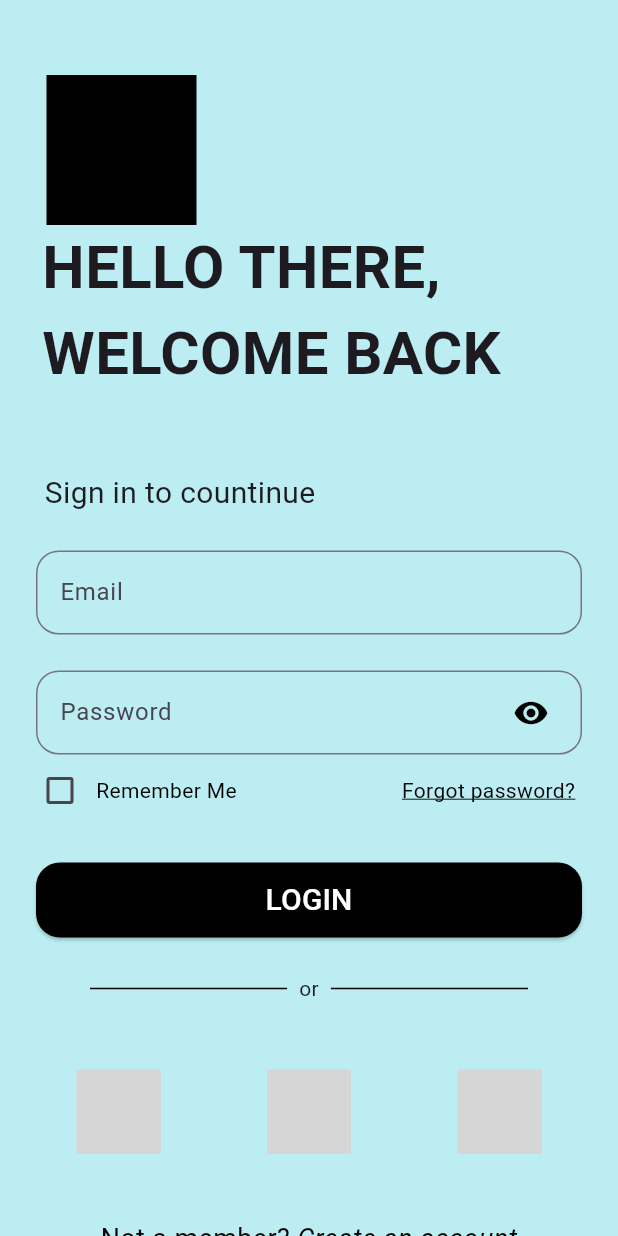
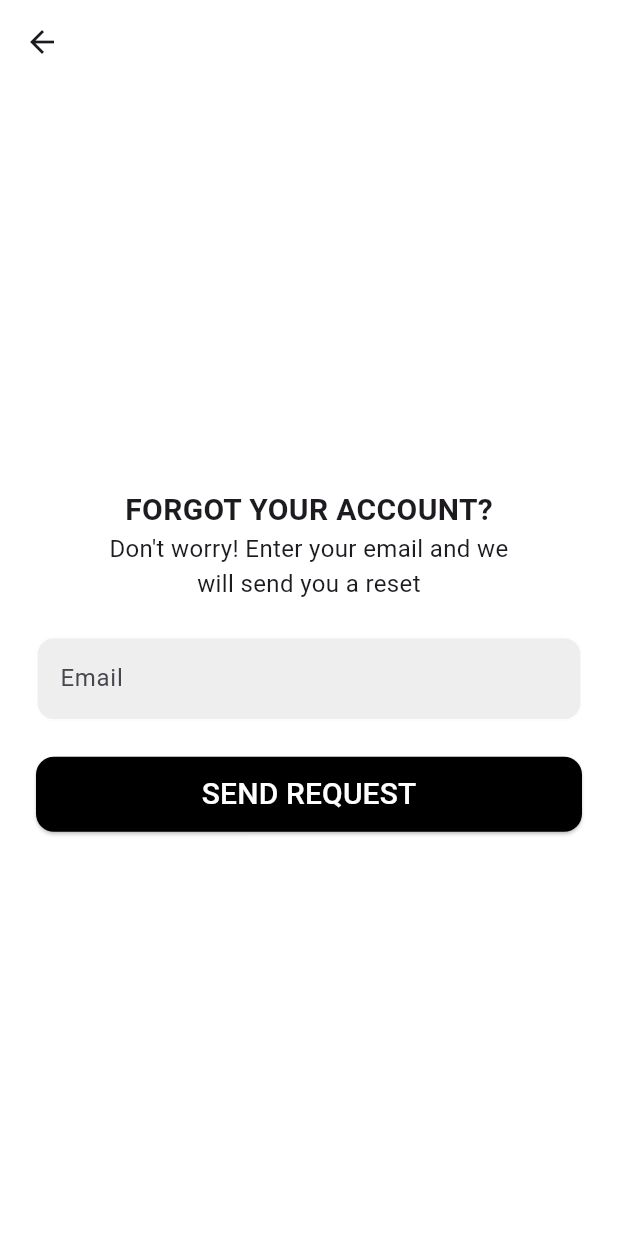
Before and after one commit to chilongnee/final_flutter, a Flutter app: the screen it shows after launch, after a tap on "Forgot password?", on a phone screen of 412 x 824 dp. Run offline on Flutter 3.47's test engine with Material 3 defaults, Android fonts, the phone set to English and light mode, and no system bars; drawn by our look-alikes of flutter_social_button; our stand-ins replace cloud_firestore, firebase_auth, firebase_core, firebase_storage, image_picker; accounts and stored records are empty; grey boxes are pictures that could not be loaded.

Commit message:
reset password + login state

```diff
--- a/final_flutter/lib/main.dart
+++ b/final_flutter/lib/main.dart
@@ -1,3 +1,4 @@
+import 'package:firebase_auth/firebase_auth.dart';
 import 'package:flutter/material.dart';
 import 'home.dart';
 
@@ -18,24 +19,37 @@ void main() async {
       projectId: "final-flutter-80ee0",
     ),
   );
-  runApp(const MyApp());
+  runApp(MyApp());
 }
 
-class DefaultFirebaseOptions {}
-
 class MyApp extends StatelessWidget {
-  const MyApp({super.key});
-
   @override
   Widget build(BuildContext context) {
-    return MaterialApp(
+    return
+       MaterialApp(
         title: 'Flutter Demo',
         theme: ThemeData(
           primarySwatch: Colors.blue,
           visualDensity: VisualDensity.adaptivePlatformDensity,
         ),
-      home: const Login(),
+        home: AuthWidget(), // Use AuthWidget instead of Login directly
         debugShowCheckedModeBanner: false,
+
     );
   }
 }
+
+class AuthWidget extends StatelessWidget {
+  @override
+  Widget build(BuildContext context) {
+  User? firebaseUser = FirebaseAuth.instance.currentUser;
+  Widget firstWidget;
+
+  if (firebaseUser != null) {
+    firstWidget = Home();
+  } else {
+    firstWidget = Login();
+  }
+    return firstWidget;
+  }
+}
--- /dev/null
+++ b/final_flutter/lib/screens/login/forgot_password.dart
@@ -0,0 +1,165 @@
+// ignore_for_file: prefer_const_constructors
+
+import 'package:flutter/material.dart';
+// SCREEN
+import 'package:final_flutter/home.dart';
+import 'package:final_flutter/screens/login/register_sreen.dart';
+// Button
+import 'package:flutter_social_button/flutter_social_button.dart';
+// FIREBASE
+import 'package:firebase_auth/firebase_auth.dart';
+import 'firebase_auth_service.dart';
+
+
+class ForgotPassword extends StatefulWidget {
+  const ForgotPassword({super.key});
+
+  @override
+  _LoginState createState() => _LoginState();
+}
+
+class _LoginState extends State<ForgotPassword> {
+  final FirebaseAuthService _auth = FirebaseAuthService();
+
+  final _emailController = TextEditingController();
+  final _formKey = GlobalKey<FormState>();
+
+  bool _isSigning = false;
+  final FocusNode _focusNode = FocusNode();
+  final FocusNode _focusNode2 = FocusNode();
+
+  Future<void> _forgotPassword() async {
+  try {
+    await FirebaseAuth.instance.sendPasswordResetEmail(email: _emailController.text.trim());
+    showDialog(
+      context: context,
+      builder: (context) {
+        return AlertDialog(
+          content: Text('Password reset link sent! Check your email'),
+        );
+      }
+    ).then((_) {
+      // Sau khi hiển thị hộp thoại, quay lại màn hình trước đó (Login)
+      Navigator.pop(context);
+    });
+  } on FirebaseAuthException catch (e) {
+    print(e);
+    showDialog(
+      context: context,
+      builder: (context) {
+        return AlertDialog(
+          content: Text(e.message.toString()),
+        );
+      }
+    );
+  }
+
+  _formKey.currentState!.validate();
+}
+
+
+  @override
+  Widget build(BuildContext context) {
+    return Scaffold(
+      appBar: AppBar(
+        backgroundColor: Colors.transparent,
+      ),
+      backgroundColor:  Colors.white,
+      body: Center(
+        child: SingleChildScrollView(
+          child: Column(
+            mainAxisAlignment: MainAxisAlignment.start,
+            children: <Widget>[
+              Center(
+                child: Text(
+                  'FORGOT YOUR ACCOUNT?',
+                  style: TextStyle(
+                    fontSize: 20,
+                    fontWeight: FontWeight.bold,
+                  ),
+                ),
+              ),
+              Center(
+                child: Padding(
+                  padding: const EdgeInsets.only(right: 64.0,left: 64),
+                  child: Text(
+                    'Don\'t worry! Enter your email and we will send you a reset',
+                    style: TextStyle(
+                      fontSize: 16,
+                    ),
+                    textAlign: TextAlign.center,
+                  ),
+                ),
+              ),
+
+              Form(
+                key: _formKey,
+                child: Column(
+                  children: [
+                    Padding(
+                      padding: const EdgeInsets.all(24.0),
+                      child: TextFormField(
+                        controller: _emailController,
+                        keyboardType: TextInputType.emailAddress,
+                        textInputAction: TextInputAction.done,
+                        decoration: InputDecoration(
+                          enabledBorder: OutlineInputBorder(
+                            borderRadius: BorderRadius.circular(12),
+                            borderSide:BorderSide(color: Colors.white)
+                          ),
+                          focusedBorder: OutlineInputBorder(
+                            borderRadius: BorderRadius.circular(12),
+                            borderSide:BorderSide(color: Colors.deepPurple)
+                          ),
+                          hintText: 'Email',
+                          fillColor: Colors.grey[200],
+                          filled: true
+                        ),
+                        validator: (String? value) {
+                          final RegExp emailRegExp =
+                              RegExp(r'^[^@]+@[^@]+\.[^@]+$');
+                          if (!emailRegExp.hasMatch(value ?? '')) {
+                            _focusNode.requestFocus();
+                            return 'Email is not in the correct format';
+                          }
+                          return null;
+                        },
+                      ),
+                    ),
+
+
+                    Padding(
+                      padding: const EdgeInsets.only(left: 24.0, right: 24.0),
+                      child: ElevatedButton(
+                        onPressed: _forgotPassword,
+                        style: ElevatedButton.styleFrom(
+                          backgroundColor: Colors.black,
+                          minimumSize: const Size(double.infinity, 50),
+                          shape: RoundedRectangleBorder(
+                            borderRadius:
+                                BorderRadius.circular(12), // border radius
+                          ),
+                        ),
+                        child: _isSigning
+                            ? const CircularProgressIndicator(
+                                color: Colors.white,
+                              )
+                            : const Text(
+                                'SEND REQUEST',
+                                style: TextStyle(
+                                    color: Colors.white, fontSize: 20),
+                              ),
+                      ),
+                    ),
+
+
+                  ],
+                ),
+              ),
+            ],
+          ),
+        ),
+      ),
+    );
+  }
+}
--- a/final_flutter/lib/screens/login/login_screen.dart
+++ b/final_flutter/lib/screens/login/login_screen.dart
@@ -1,3 +1,4 @@
+import 'package:final_flutter/screens/login/forgot_password.dart';
 import 'package:flutter/material.dart';
 // SCREEN
 import 'package:final_flutter/home.dart';
@@ -7,6 +8,7 @@ import 'package:flutter_social_button/flutter_social_button.dart';
 // FIREBASE
 import 'package:firebase_auth/firebase_auth.dart';
 import 'firebase_auth_service.dart';
+
 
 class Login extends StatefulWidget {
   const Login({super.key});
@@ -31,6 +33,7 @@ class _LoginState extends State<Login> {
     setState(() {
       _isSigning = true;
     });
+    _formKey.currentState!.validate();
     String email = _emailController.text;
     String password = _passwordController.text;
 
@@ -55,20 +58,31 @@ class _LoginState extends State<Login> {
   @override
   Widget build(BuildContext context) {
     return Scaffold(
-      backgroundColor: const Color.fromRGBO(187, 237, 242, 1),
+      backgroundColor: Colors.grey[200],
       body: Center(
         child: SingleChildScrollView(
           child: Column(
             mainAxisAlignment: MainAxisAlignment.start,
             children: <Widget>[
               Container(
-                color: Colors.black,
                 width: 100,
                 height: 100,
                 margin: const EdgeInsets.only(
                   top: 50,
                   right: 250,
                 ),
+                decoration: BoxDecoration(
+                  borderRadius: BorderRadius.circular(50),
+                  color: Colors.grey[300],
+                ),
+                child: ClipRRect(
+                  borderRadius: BorderRadius.circular(50),
+                  child: Image.asset(
+                    'assets/LHT2.png',
+                    fit: BoxFit.cover,
+                  ),
+                ),
+                // child: Image.asset('assets/LHT2.png'),
               ),
               Container(
                 margin: const EdgeInsets.only(
@@ -83,7 +97,7 @@ class _LoginState extends State<Login> {
                 ),
               ),
               Container(
-                margin: const EdgeInsets.only(right: 172, top: 50),
+                margin: const EdgeInsets.only(right: 172, top: 20),
                 child: const Text(
                   'Sign in to countinue',
                   style: TextStyle(
@@ -103,21 +117,17 @@ class _LoginState extends State<Login> {
                         keyboardType: TextInputType.emailAddress,
                         textInputAction: TextInputAction.next,
                         decoration: InputDecoration(
-                          border: OutlineInputBorder(
-                            borderRadius: BorderRadius.circular(15.0),
-                            borderSide: const BorderSide(
-                              color: Colors.black,
-                              width: 1.0,
-                            ),
+                          enabledBorder: OutlineInputBorder(
+                            borderRadius: BorderRadius.circular(12),
+                            borderSide:BorderSide(color: Colors.white)
+                          ),
+                          focusedBorder: OutlineInputBorder(
+                            borderRadius: BorderRadius.circular(12),
+                            borderSide:BorderSide(color: Colors.deepPurple)
                           ),
                           hintText: 'Email',
-                          focusedBorder: OutlineInputBorder(
-                            borderRadius: BorderRadius.circular(15.0),
-                            borderSide: const BorderSide(
-                              color: Colors.blue,
-                              width: 1.0,
-                            ),
-                          ),
+                          fillColor: Colors.white,
+                          filled: true
                         ),
                         validator: (String? value) {
                           final RegExp emailRegExp =
@@ -140,21 +150,17 @@ class _LoginState extends State<Login> {
                         obscureText:
                             _obscureText, // Use the _obscureText variable here
                         decoration: InputDecoration(
-                          border: OutlineInputBorder(
-                            borderRadius: BorderRadius.circular(15.0),
-                            borderSide: const BorderSide(
-                              color: Colors.black,
-                              width: 1.0,
-                            ),
+                          enabledBorder: OutlineInputBorder(
+                            borderRadius: BorderRadius.circular(12),
+                            borderSide:BorderSide(color: Colors.white)
+                          ),
+                          focusedBorder: OutlineInputBorder(
+                            borderRadius: BorderRadius.circular(12),
+                            borderSide:BorderSide(color: Colors.deepPurple)
                           ),
                           hintText: 'Password',
-                          focusedBorder: OutlineInputBorder(
-                            borderRadius: BorderRadius.circular(15.0),
-                            borderSide: const BorderSide(
-                              color: Colors.blue,
-                              width: 1.0,
-                            ),
-                          ),
+                          fillColor: Colors.white,
+                          filled: true,
                           suffixIcon: Padding(
                             padding: const EdgeInsets.only(right: 10.0),
                             child: IconButton(
@@ -202,7 +208,13 @@ class _LoginState extends State<Login> {
                           ),
                           const SizedBox(width: 110),
                           GestureDetector(
-                            onTap: () {},
+                            onTap: () {
+                              Navigator.push(
+                                context,
+                                MaterialPageRoute(
+                                    builder: (context) =>  ForgotPassword()),
+                              );
+                            },
                             child: const Text(
                               'Forgot password?',
                               style: TextStyle(
```
Also changed, not shown: final_flutter/lib/screens/login/register_sreen.dart (+70 -122 lines), final_flutter/lib/screens/profile/profile_screen.dart (+72 -2 lines), final_flutter/pubspec.yaml (+6 -1 lines), final_flutter/assets/LHT.png (added), final_flutter/assets/LHT2.png (added), final_flutter/assets/logo.png (added), final_flutter/pubspec.lock, 2 other files. Lines whose indentation alone changed are shown as unchanged.
